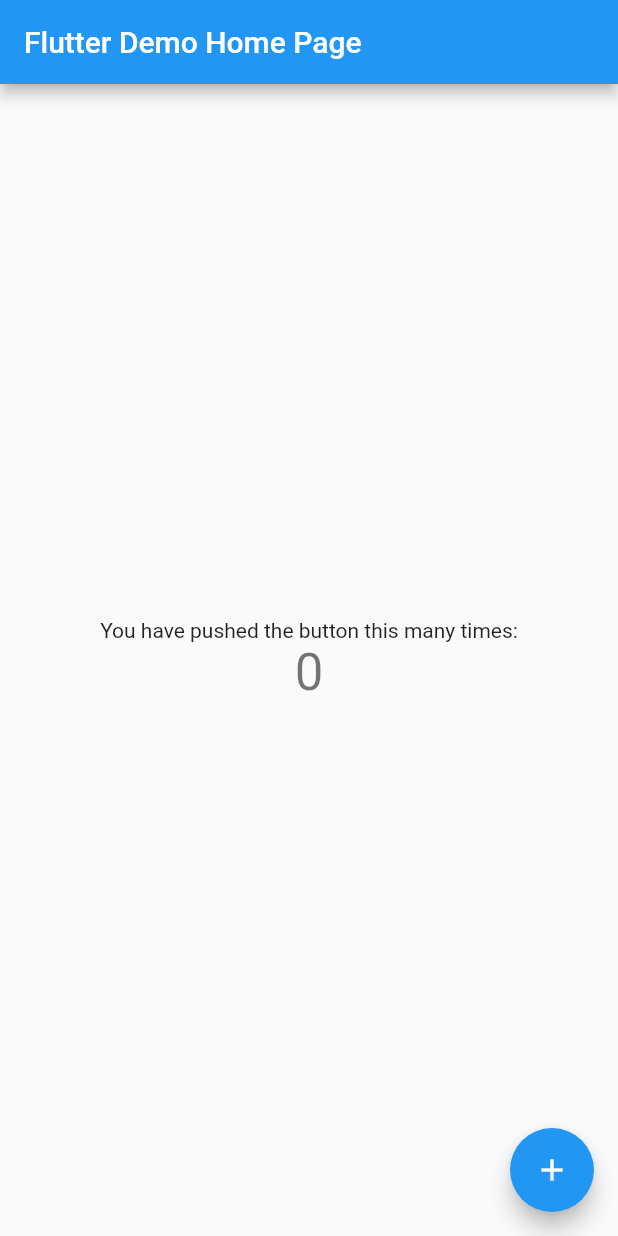
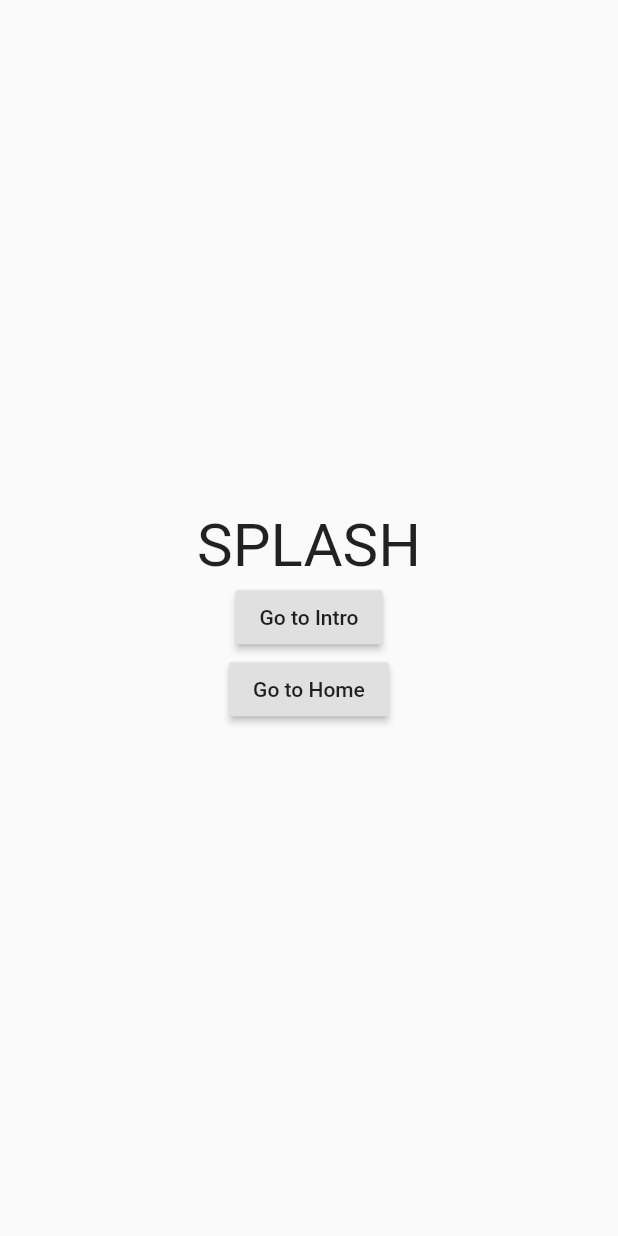
Before and after one commit to dhuma1981/flutter_modular_navigation, a Flutter app: the screen it shows after launch, on a phone screen of 412 x 824 dp. Run offline on Flutter 3.47's test engine with Material 2 defaults, Android fonts, the phone set to English and light mode, and no system bars; our stand-ins replace flutter_modular.

Commit message:
flutter modular navigation code added

```diff
--- /dev/null
+++ b/lib/app/app_widget.dart
@@ -0,0 +1,13 @@
+import 'package:flutter/material.dart';
+import 'package:flutter_modular/flutter_modular.dart';
+
+class AppWidget extends StatelessWidget {
+  @override
+  Widget build(BuildContext context) {
+    return MaterialApp(
+      initialRoute: Modular.initialRoute,
+      navigatorKey: Modular.navigatorKey,
+      onGenerateRoute: Modular.generateRoute,
+    );
+  }
+}
--- /dev/null
+++ b/lib/app/modules/splash/ui/splash.dart
@@ -0,0 +1,44 @@
+import 'dart:async';
+
+import 'package:flutter/material.dart';
+import 'package:flutter_modular/flutter_modular.dart';
+import 'package:flutter_modular_navigation/app/utils/routes.dart';
+
+class SplashWidget extends StatefulWidget {
+  @override
+  _SplashWidgetState createState() => _SplashWidgetState();
+}
+
+class _SplashWidgetState extends State<SplashWidget> {
+  @override
+  void initState() {
+    super.initState();
+  }
+
+  @override
+  Widget build(BuildContext context) {
+    return Scaffold(
+      body: Column(
+        mainAxisAlignment: MainAxisAlignment.center,
+        children: [
+          Center(
+            child: Text(
+              "SPLASH",
+              style: TextStyle(fontSize: 40),
+            ),
+          ),
+          RaisedButton(
+              child: Text("Go to Intro"),
+              onPressed: () {
+                Modular.to.pushReplacementNamed(Routes.intro);
+              }),
+          RaisedButton(
+              child: Text("Go to Home"),
+              onPressed: () {
+                Modular.to.pushReplacementNamed(Routes.home);
+              })
+        ],
+      ),
+    );
+  }
+}
--- /dev/null
+++ b/lib/app/utils/routes.dart
@@ -0,0 +1,8 @@
+class Routes {
+  static const String intro = '/intro';
+  static const String auth = '/signin';
+  static const String home = '/home';
+
+  static const String signUp = '/signup';
+  static const String otpVerification = '/verification';
+}
--- a/lib/main.dart
+++ b/lib/main.dart
@@ -1,117 +1,9 @@
 import 'package:flutter/material.dart';
+import 'package:flutter_modular/flutter_modular.dart';
+import 'package:flutter_modular_navigation/app/app_module.dart';
 
 void main() {
-  runApp(MyApp());
+  runApp(ModularApp(
+    module: AppModule(),
+  ));
 }
-
-class MyApp extends StatelessWidget {
-  // This widget is the root of your application.
-  @override
-  Widget build(BuildContext context) {
-    return MaterialApp(
-      title: 'Flutter Demo',
-      theme: ThemeData(
-        // This is the theme of your application.
-        //
-        // Try running your application with "flutter run". You'll see the
-        // application has a blue toolbar. Then, without quitting the app, try
-        // changing the primarySwatch below to Colors.green and then invoke
-        // "hot reload" (press "r" in the console where you ran "flutter run",
-        // or simply save your changes to "hot reload" in a Flutter IDE).
-        // Notice that the counter didn't reset back to zero; the application
-        // is not restarted.
-        primarySwatch: Colors.blue,
-        // This makes the visual density adapt to the platform that you run
-        // the app on. For desktop platforms, the controls will be smaller and
-        // closer together (more dense) than on mobile platforms.
-        visualDensity: VisualDensity.adaptivePlatformDensity,
-      ),
-      home: MyHomePage(title: 'Flutter Demo Home Page'),
-    );
-  }
-}
-
-class MyHomePage extends StatefulWidget {
-  MyHomePage({Key key, this.title}) : super(key: key);
-
-  // This widget is the home page of your application. It is stateful, meaning
-  // that it has a State object (defined below) that contains fields that affect
-  // how it looks.
-
-  // This class is the configuration for the state. It holds the values (in this
-  // case the title) provided by the parent (in this case the App widget) and
-  // used by the build method of the State. Fields in a Widget subclass are
-  // always marked "final".
-
-  final String title;
-
-  @override
-  _MyHomePageState createState() => _MyHomePageState();
-}
-
-class _MyHomePageState extends State<MyHomePage> {
-  int _counter = 0;
-
-  void _incrementCounter() {
-    setState(() {
-      // This call to setState tells the Flutter framework that something has
-      // changed in this State, which causes it to rerun the build method below
-      // so that the display can reflect the updated values. If we changed
-      // _counter without calling setState(), then the build method would not be
-      // called again, and so nothing would appear to happen.
-      _counter++;
-    });
-  }
-
-  @override
-  Widget build(BuildContext context) {
-    // This method is rerun every time setState is called, for instance as done
-    // by the _incrementCounter method above.
-    //
-    // The Flutter framework has been optimized to make rerunning build methods
-    // fast, so that you can just rebuild anything that needs updating rather
-    // than having to individually change instances of widgets.
-    return Scaffold(
-      appBar: AppBar(
-        // Here we take the value from the MyHomePage object that was created by
-        // the App.build method, and use it to set our appbar title.
-        title: Text(widget.title),
-      ),
-      body: Center(
-        // Center is a layout widget. It takes a single child and positions it
-        // in the middle of the parent.
-        child: Column(
-          // Column is also a layout widget. It takes a list of children and
-          // arranges them vertically. By default, it sizes itself to fit its
-          // children horizontally, and tries to be as tall as its parent.
-          //
-          // Invoke "debug painting" (press "p" in the console, choose the
-          // "Toggle Debug Paint" action from the Flutter Inspector in Android
-          // Studio, or the "Toggle Debug Paint" command in Visual Studio Code)
-          // to see the wireframe for each widget.
-          //
-          // Column has various properties to control how it sizes itself and
-          // how it positions its children. Here we use mainAxisAlignment to
-          // center the children vertically; the main axis here is the vertical
-          // axis because Columns are vertical (the cross axis would be
-          // horizontal).
-          mainAxisAlignment: MainAxisAlignment.center,
-          children: <Widget>[
-            Text(
-              'You have pushed the button this many times:',
-            ),
-            Text(
-              '$_counter',
-              style: Theme.of(context).textTheme.headline4,
-            ),
-          ],
-        ),
-      ),
-      floatingActionButton: FloatingActionButton(
-        onPressed: _incrementCounter,
-        tooltip: 'Increment',
-        child: Icon(Icons.add),
-      ), // This trailing comma makes auto-formatting nicer for build methods.
-    );
-  }
-}
--- a/pubspec.yaml
+++ b/pubspec.yaml
@@ -23,6 +23,7 @@ environment:
 dependencies:
   flutter:
     sdk: flutter
+  flutter_modular: 2.0.1
 
 
   # The following adds the Cupertino Icons font to your application.
```
Also changed, not shown: lib/app/app_module.dart (added, +25 -0 lines), lib/app/modules/auth/data/auth_module.dart (added, +18 -0 lines), lib/app/modules/auth/ui/otp_verification_page.dart (added, +23 -0 lines), lib/app/modules/auth/ui/signin_page.dart (added, +34 -0 lines), lib/app/modules/auth/ui/signup_page.dart (added, +23 -0 lines), lib/app/modules/home/data/home_module.dart (added, +12 -0 lines), lib/app/modules/home/ui/home_page.dart (added, +15 -0 lines), lib/app/modules/intro/data/intro_module.dart (added, +12 -0 lines), lib/app/modules/intro/ui/intro_page.dart (added, +28 -0 lines), lib/app/modules/splash/data/splash_module.dart (added, +12 -0 lines), pubspec.lock, 1 other file.
